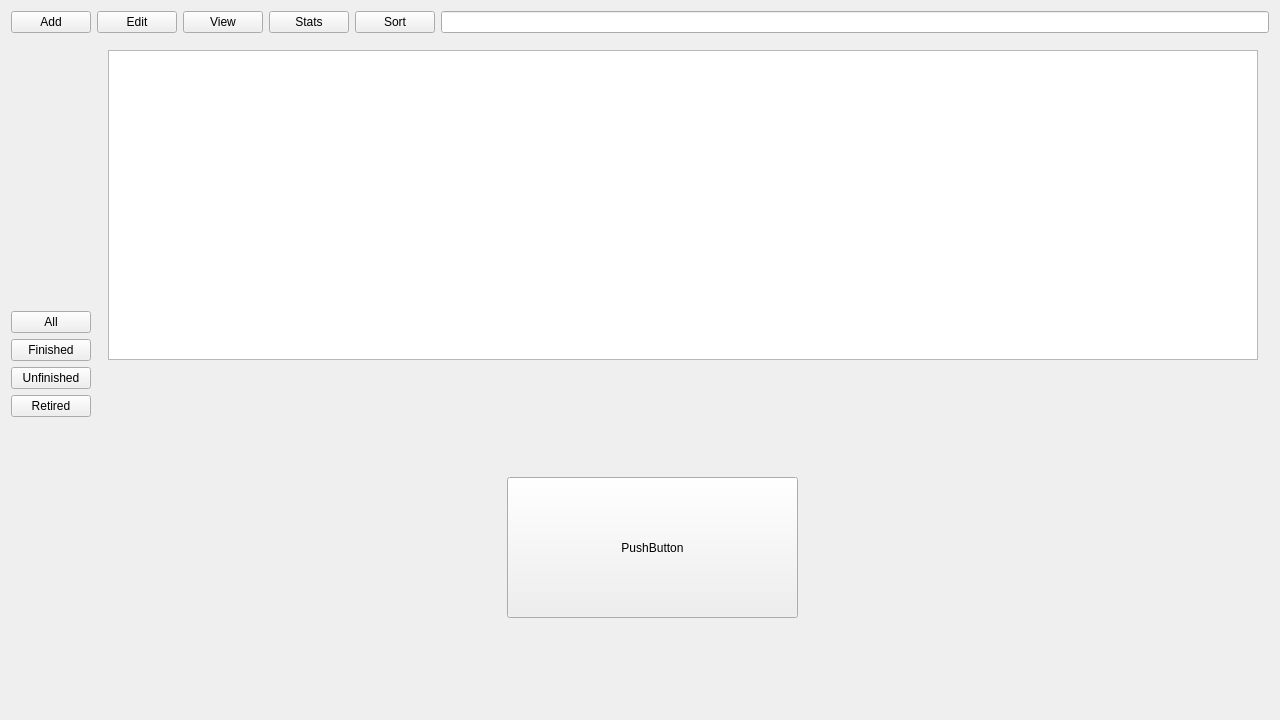
The window that GameTrackerV2/mainwindow.ui (Zazkya/game-tracker-v2) describes before a commit, drawn with Qt 5.
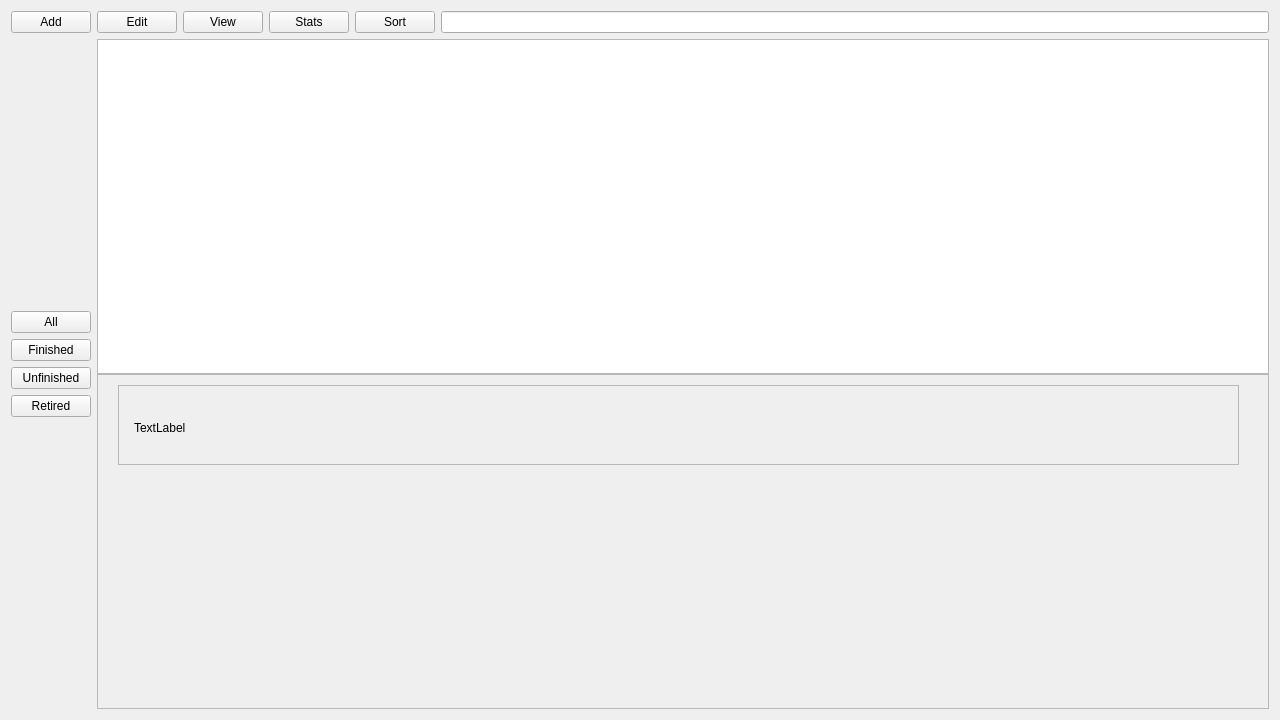
The same window after the commit. The open tabs and pages were chosen to show the change.

What changed in the file:
```diff
--- a/GameTrackerV2/mainwindow.ui
+++ b/GameTrackerV2/mainwindow.ui
@@ -124,6 +124,9 @@
     </item>
     <item row="1" column="1">
      <layout class="QVBoxLayout" name="verticalLayout_2">
+      <property name="spacing">
+       <number>0</number>
+      </property>
       <item>
        <widget class="QStackedWidget" name="stackedWidget">
         <property name="currentIndex">
@@ -131,6 +134,18 @@
         </property>
         <widget class="QWidget" name="page_3">
          <layout class="QVBoxLayout" name="verticalLayout_3">
+          <property name="leftMargin">
+           <number>0</number>
+          </property>
+          <property name="topMargin">
+           <number>0</number>
+          </property>
+          <property name="rightMargin">
+           <number>0</number>
+          </property>
+          <property name="bottomMargin">
+           <number>0</number>
+          </property>
           <item>
            <widget class="QTableView" name="tableView"/>
           </item>
@@ -140,35 +155,47 @@
        </widget>
       </item>
       <item>
-       <widget class="QStackedWidget" name="stackedWidget_2">
-        <widget class="QWidget" name="page_11">
-         <widget class="QLabel" name="label_2">
+       <widget class="QScrollArea" name="scrollArea">
+        <property name="widgetResizable">
+         <bool>true</bool>
+        </property>
+        <widget class="QWidget" name="scrollAreaWidgetContents">
+         <property name="geometry">
+          <rect>
+           <x>0</x>
+           <y>0</y>
+           <width>1175</width>
+           <height>332</height>
+          </rect>
+         </property>
+         <widget class="QFrame" name="frame">
           <property name="geometry">
            <rect>
-            <x>330</x>
-            <y>30</y>
-            <width>481</width>
-            <height>271</height>
+            <x>20</x>
+            <y>10</y>
+            <width>1121</width>
+            <height>80</height>
            </rect>
           </property>
-          <property name="text">
-           <string/>
+          <property name="frameShape">
+           <enum>QFrame::StyledPanel</enum>
           </property>
-         </widget>
-        </widget>
-        <widget class="QWidget" name="page_12">
-         <widget class="QPushButton" name="pushButton_11">
-          <property name="geometry">
-           <rect>
-            <x>410</x>
-            <y>100</y>
-            <width>291</width>
-            <height>141</height>
-           </rect>
+          <property name="frameShadow">
+           <enum>QFrame::Raised</enum>
           </property>
-          <property name="text">
-           <string>PushButton</string>
-          </property>
+          <widget class="QLabel" name="label_2">
+           <property name="geometry">
+            <rect>
+             <x>16</x>
+             <y>22</y>
+             <width>141</width>
+             <height>41</height>
+            </rect>
+           </property>
+           <property name="text">
+            <string>TextLabel</string>
+           </property>
+          </widget>
          </widget>
         </widget>
        </widget>
```
Left out of the diff: 92 changed lines with no effect on the pictures.
